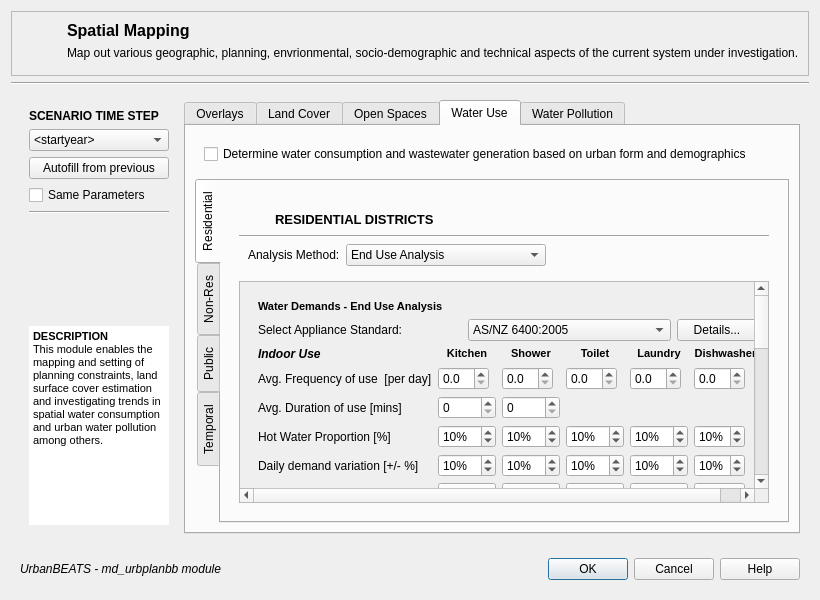
The window that gui/md_spatialmapping.ui (petermbach/urbanbeats-pss) describes before a commit, drawn with Qt 5.
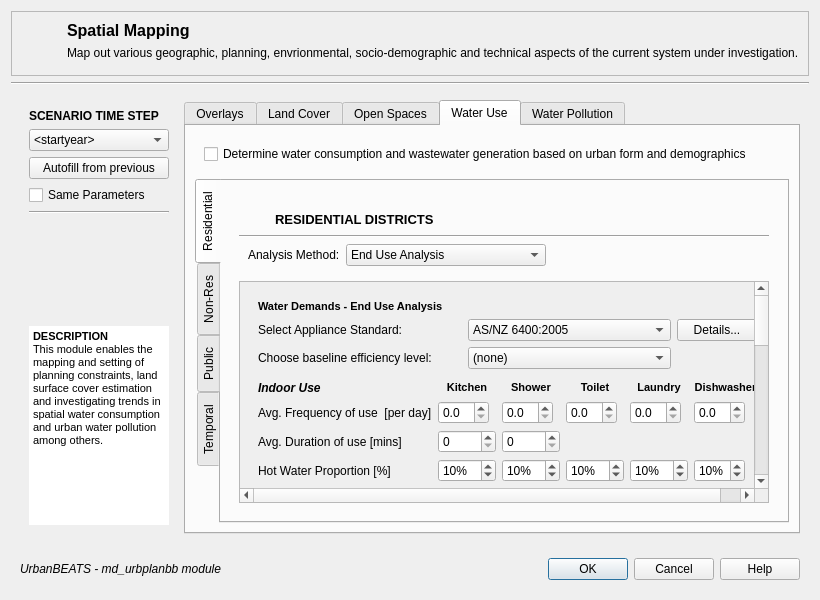
The same window after the commit. The open tabs and pages were chosen to show the change. Icons and pictures are not drawn.

Commit message: Added calculation of residential daily water demands to the Spatial Mapping Module. Both methods have been implemented, but not yet tested. The plan is to complete the calculation of all [kl/day] water demands and to then implement the patterns. Also added the AS6400 standard as a .cfg file, which contains the averaged/ranges of flow rates for appliances according to AS6400:2016.

Patch:
```diff
--- a/gui/md_spatialmapping.ui
+++ b/gui/md_spatialmapping.ui
@@ -2139,9 +2139,9 @@
                      <property name="geometry">
                       <rect>
                        <x>0</x>
-                       <y>0</y>
+                       <y>-70</y>
                        <width>501</width>
-                       <height>685</height>
+                       <height>717</height>
                       </rect>
                      </property>
                      <layout class="QVBoxLayout" name="verticalLayout_11">
@@ -2238,6 +2238,55 @@
                              </property>
                             </widget>
                            </item>
+                           <item row="1" column="1">
+                            <widget class="QComboBox" name="res_standard_eff">
+                             <property name="minimumSize">
+                              <size>
+                               <width>200</width>
+                               <height>0</height>
+                              </size>
+                             </property>
+                             <property name="maximumSize">
+                              <size>
+                               <width>250</width>
+                               <height>16777215</height>
+                              </size>
+                             </property>
+                             <item>
+                              <property name="text">
+                               <string>(none)</string>
+                              </property>
+                             </item>
+                             <item>
+                              <property name="text">
+                               <string>1 Star</string>
+                              </property>
+                             </item>
+                            </widget>
+                           </item>
+                           <item row="1" column="0">
+                            <widget class="QLabel" name="res_standard_eff_lbl">
+                             <property name="whatsThis">
+                              <string>How many times does the household/person use the facility per day?
+Kitchen = Household
+Shower = Person
+Toilet = Person
+Laundry = Household</string>
+                             </property>
+                             <property name="text">
+                              <string>&lt;html&gt;&lt;head/&gt;&lt;body&gt;&lt;p&gt;Choose baseline efficiency level:&lt;/p&gt;&lt;/body&gt;&lt;/html&gt;</string>
+                             </property>
+                            </widget>
+                           </item>
+                          </layout>
+                         </widget>
+                        </item>
+                        <item>
+                         <widget class="QWidget" name="res_standard_widget_2" native="true">
+                          <layout class="QGridLayout" name="gridLayout_26">
+                           <property name="margin">
+                            <number>0</number>
+                           </property>
                           </layout>
                          </widget>
                         </item>
```
Left out of the diff: 10 changed lines with no effect on the pictures. The commit also changes 5 other files.
